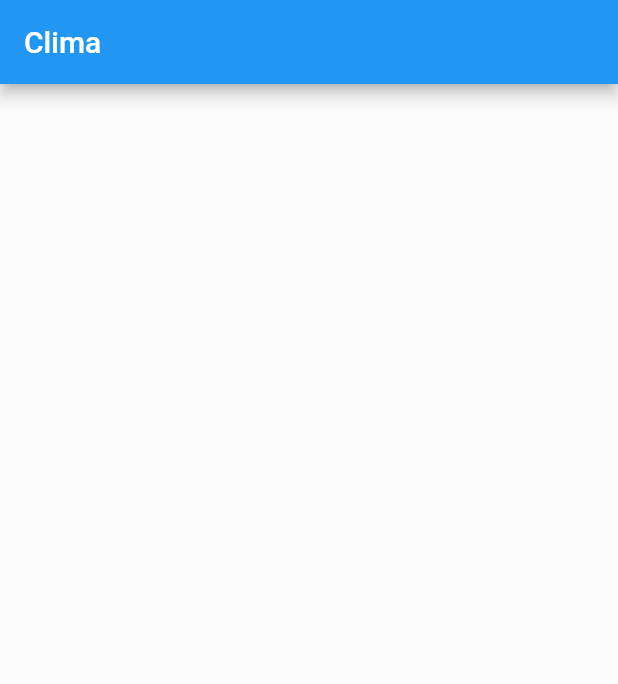
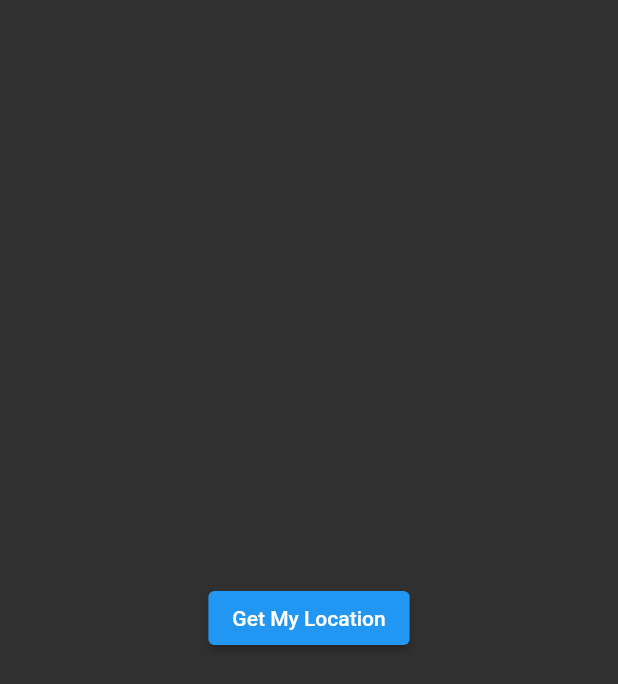
Before and after one commit to AdeelZahid/weather_app_flutter, a Flutter app: the screen it shows after launch, on a phone screen of 412 x 824 dp. Shown: the top 684 px of the screen. Run offline on Flutter 3.47's test engine with Material 2 defaults, Android fonts, the phone set to English and light mode, and no system bars; our stand-ins replace geolocator.

Commit message:
screens added and location is also access.

```diff
--- a/lib/main.dart
+++ b/lib/main.dart
@@ -1,46 +1,14 @@
 import 'package:flutter/material.dart';
+import 'package:weather_app/screens/loading_screen.dart';
 
-void main() {
-  runApp(MyApp());
-}
+void main() => runApp(MyApp());
 
 class MyApp extends StatelessWidget {
-  // This widget is the root of your application.
   @override
   Widget build(BuildContext context) {
     return MaterialApp(
-      title: 'Flutter Demo',
-      theme: ThemeData(
-        // This is the theme of your application.
-        //
-        // Try running your application with "flutter run". You'll see the
-        // application has a blue toolbar. Then, without quitting the app, try
-        // changing the primarySwatch below to Colors.green and then invoke
-        // "hot reload" (press "r" in the console where you ran "flutter run",
-        // or simply save your changes to "hot reload" in a Flutter IDE).
-        // Notice that the counter didn't reset back to zero; the application
-        // is not restarted.
-        primarySwatch: Colors.blue,
-      ),
-      home: MyHomePage(),
+      theme: ThemeData.dark(),
+      home: LoadingScreen(),
     );
   }
 }
-
-class MyHomePage extends StatefulWidget {
-  MyHomePage({Key key}) : super(key: key);
-
-  @override
-  _MyHomePageState createState() => _MyHomePageState();
-}
-
-class _MyHomePageState extends State<MyHomePage> {
-  @override
-  Widget build(BuildContext context) {
-    return Scaffold(
-      appBar: AppBar(
-        title: Text('Clima'),
-      ),
-    );
-  }
-}
--- /dev/null
+++ b/lib/screens/loading_screen.dart
@@ -0,0 +1,31 @@
+import 'package:flutter/material.dart';
+import 'package:geolocator/geolocator.dart';
+
+class LoadingScreen extends StatefulWidget {
+  @override
+  _LoadingScreenState createState() => _LoadingScreenState();
+}
+
+class _LoadingScreenState extends State<LoadingScreen> {
+  void getLocation() async {
+    print('Get Location Invoked');
+    Position position = await Geolocator.getCurrentPosition(
+        desiredAccuracy: LocationAccuracy.bestForNavigation);
+    print('Position is : $position');
+  }
+
+  @override
+  Widget build(BuildContext context) {
+    return Scaffold(
+      body: Center(
+        child: ElevatedButton(
+          onPressed: () {
+            print('Get Location Called');
+            getLocation();
+          },
+          child: Text('Get My Location'),
+        ),
+      ),
+    );
+  }
+}
--- a/pubspec.yaml
+++ b/pubspec.yaml
@@ -28,6 +28,7 @@ dependencies:
   # The following adds the Cupertino Icons font to your application.
   # Use with the CupertinoIcons class for iOS style icons.
   cupertino_icons: ^1.0.2
+  geolocator: ^7.0.1
 
 dev_dependencies:
   flutter_test:
```
Also changed, not shown: lib/screens/city_screen.dart (added, +51 -0 lines), lib/screens/location_screen.dart (added, +76 -0 lines), lib/services/weather.dart (added, +33 -0 lines), lib/utilities/constants.dart (added, +20 -0 lines), lib/services/location.dart (added), lib/services/networking.dart (added), pubspec.lock, 3 other files.
